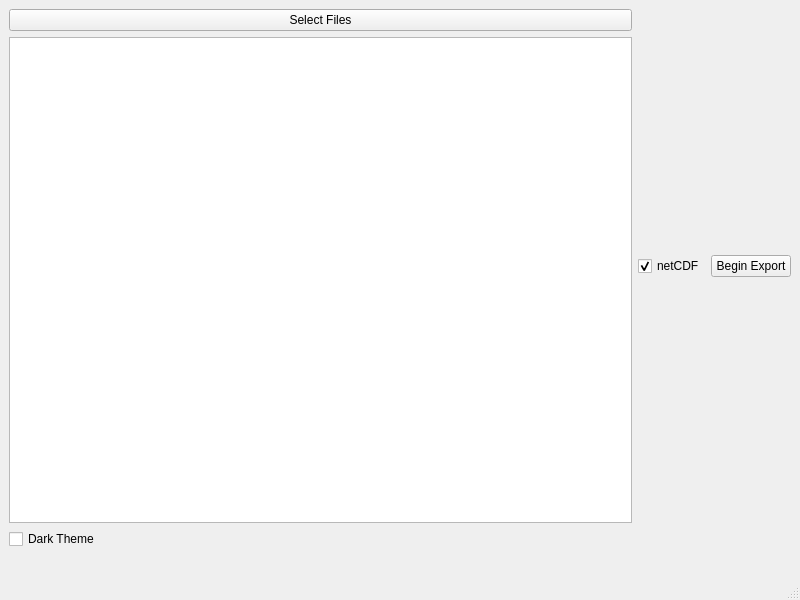
Above: Views/Exportr_view.ui from ricorx7/ExportR before the change. Below: the same form after it.
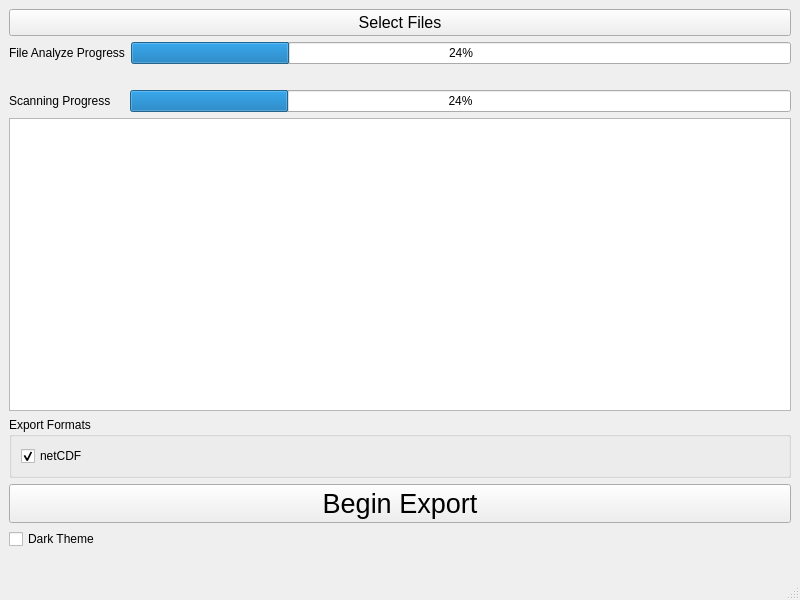
That is the form after the change.

```diff
--- a/Views/Exportr_view.ui
+++ b/Views/Exportr_view.ui
@@ -21,18 +21,68 @@
        <layout class="QVBoxLayout" name="verticalLayout">
         <item>
          <widget class="QPushButton" name="selectFilesButton">
+          <property name="font">
+           <font>
+            <pointsize>12</pointsize>
+           </font>
+          </property>
           <property name="text">
            <string>Select Files</string>
           </property>
          </widget>
         </item>
+        <item>
+         <layout class="QHBoxLayout" name="horizontalLayout_2">
+          <item>
+           <widget class="QLabel" name="label">
+            <property name="text">
+             <string>File Analyze Progress</string>
+            </property>
+           </widget>
+          </item>
+          <item>
+           <widget class="QProgressBar" name="fileAnalyzeProgressBar">
+            <property name="value">
+             <number>24</number>
+            </property>
+           </widget>
+          </item>
+         </layout>
+        </item>
+        <item>
+         <widget class="QLabel" name="fileScanLabel">
+          <property name="text">
+           <string/>
+          </property>
+         </widget>
+        </item>
+        <item>
+         <layout class="QHBoxLayout" name="horizontalLayout_3">
+          <item>
+           <widget class="QLabel" name="label_2">
+            <property name="text">
+             <string>Scanning Progress    </string>
+            </property>
+           </widget>
+          </item>
+          <item>
+           <widget class="QProgressBar" name="scanFilesProgressBar">
+            <property name="value">
+             <number>24</number>
+            </property>
+           </widget>
+          </item>
+         </layout>
+        </item>
         <item>
          <widget class="QListWidget" name="filesListWidget"/>
         </item>
-       </layout>
-      </item>
       <item>
-       <layout class="QVBoxLayout" name="verticalLayout_2">
+         <widget class="QGroupBox" name="groupBox">
+          <property name="title">
+           <string>Export Formats</string>
+          </property>
+          <layout class="QHBoxLayout" name="horizontalLayout_5">
         <item>
          <widget class="QCheckBox" name="netcdfCheckBox">
           <property name="text">
@@ -44,11 +94,15 @@
          </widget>
         </item>
        </layout>
-      </item>
-      <item>
-       <layout class="QVBoxLayout" name="verticalLayout_3">
+         </widget>
+        </item>
         <item>
          <widget class="QPushButton" name="exportButton">
+          <property name="font">
+           <font>
+            <pointsize>20</pointsize>
+           </font>
+          </property>
           <property name="text">
            <string>Begin Export</string>
           </property>
```
Lines whose indentation alone changed are shown as unchanged.
